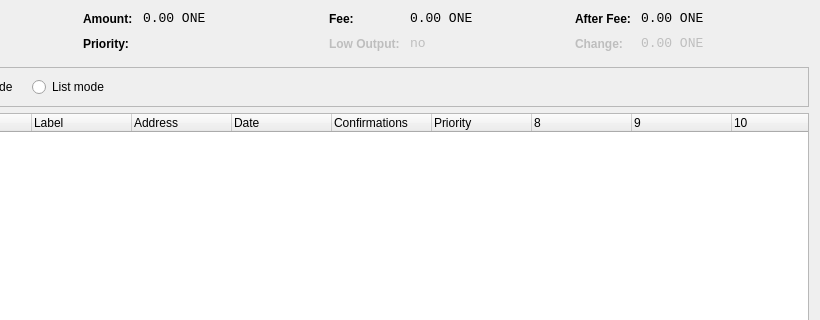
Before: the Qt Designer form src/qt/forms/coincontroldialog.ui in theone-and-not-only-coin/onecoin, drawn with Qt 5; both pictures show x 180 to 1000 and y 0 to 320 of the 1000 by 500 pixel window.
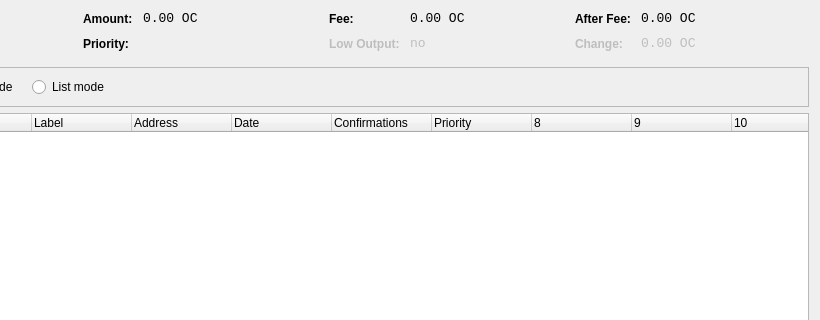
After: the same form once the commit is applied. Custom widgets are drawn as their Qt base class.

```diff
--- a/src/qt/forms/coincontroldialog.ui
+++ b/src/qt/forms/coincontroldialog.ui
@@ -141,7 +141,7 @@
           <enum>Qt::ActionsContextMenu</enum>
          </property>
          <property name="text">
-          <string notr="true">0.00 ONE</string>
+          <string notr="true">0.00 OC</string>
          </property>
          <property name="textInteractionFlags">
           <set>Qt::LinksAccessibleByMouse|Qt::TextSelectableByKeyboard|Qt::TextSelectableByMouse</set>
@@ -221,7 +221,7 @@
           <enum>Qt::ActionsContextMenu</enum>
          </property>
          <property name="text">
-          <string notr="true">0.00 ONE</string>
+          <string notr="true">0.00 OC</string>
          </property>
          <property name="textInteractionFlags">
           <set>Qt::LinksAccessibleByMouse|Qt::TextSelectableByKeyboard|Qt::TextSelectableByMouse</set>
@@ -307,7 +307,7 @@
           <enum>Qt::ActionsContextMenu</enum>
          </property>
          <property name="text">
-          <string notr="true">0.00 ONE</string>
+          <string notr="true">0.00 OC</string>
          </property>
          <property name="textInteractionFlags">
           <set>Qt::LinksAccessibleByMouse|Qt::TextSelectableByKeyboard|Qt::TextSelectableByMouse</set>
@@ -345,7 +345,7 @@
           <enum>Qt::ActionsContextMenu</enum>
          </property>
          <property name="text">
-          <string notr="true">0.00 ONE</string>
+          <string notr="true">0.00 OC</string>
          </property>
          <property name="textInteractionFlags">
           <set>Qt::LinksAccessibleByMouse|Qt::TextSelectableByKeyboard|Qt::TextSelectableByMouse</set>
```
